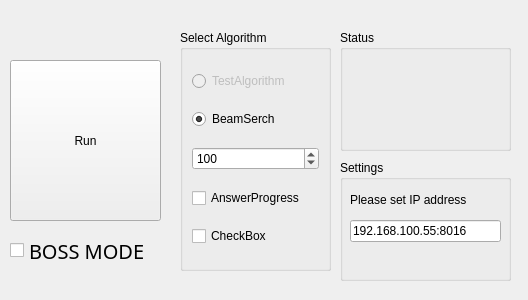
This is Slave/neoslaver.ui in tnct-spc/procon2017-comp as Qt 5 draws it before an edit. The edited form follows.
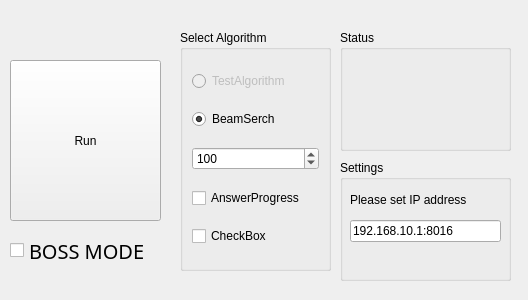
This is the edited form.

Commit message: [update]QR周り

Patch:
```diff
--- a/Slave/neoslaver.ui
+++ b/Slave/neoslaver.ui
@@ -168,7 +168,7 @@
      </rect>
     </property>
     <property name="text">
-     <string>192.168.100.55:8016</string>
+     <string>192.168.10.1:8016</string>
     </property>
    </widget>
   </widget>
```
The commit also changes 2 other files.
